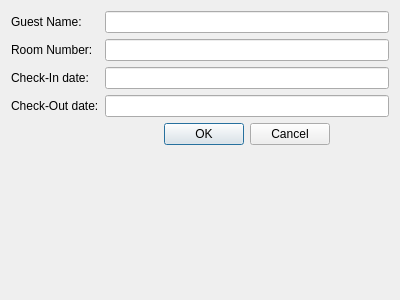
jgtim/itvitae-cpp-hotelrestaurantapplication, file hotel/reservationstab/editreservationdialog.ui: the form before one commit.
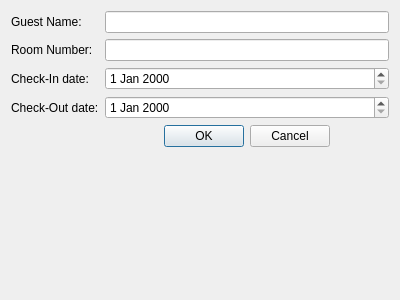
The form after the commit.

Patch:
```diff
--- a/hotel/reservationstab/editreservationdialog.ui
+++ b/hotel/reservationstab/editreservationdialog.ui
@@ -41,9 +41,6 @@
      </property>
     </widget>
    </item>
-   <item row="2" column="1">
-    <widget class="QLineEdit" name="checkInEdit"/>
-   </item>
    <item row="3" column="0">
     <widget class="QLabel" name="checkOutDateLabel">
      <property name="text">
@@ -51,9 +48,6 @@
      </property>
     </widget>
    </item>
-   <item row="3" column="1">
-    <widget class="QLineEdit" name="checkOutEdit"/>
-   </item>
    <item row="4" column="1">
     <widget class="QDialogButtonBox" name="EditReservationButtonBox">
      <property name="orientation">
@@ -67,6 +61,12 @@
      </property>
     </widget>
    </item>
+   <item row="2" column="1">
+    <widget class="QDateEdit" name="checkInEdit"/>
+   </item>
+   <item row="3" column="1">
+    <widget class="QDateEdit" name="checkOutEdit"/>
+   </item>
   </layout>
  </widget>
  <resources/>
```
